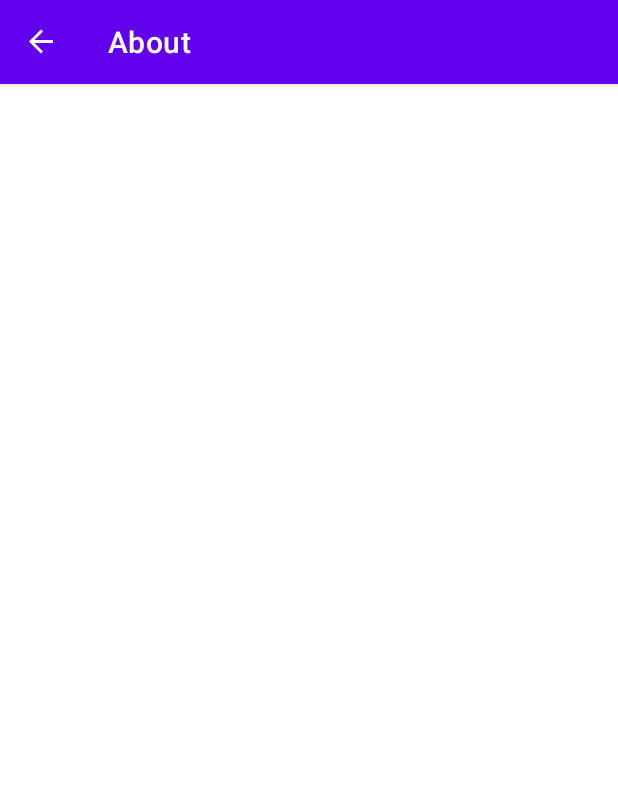
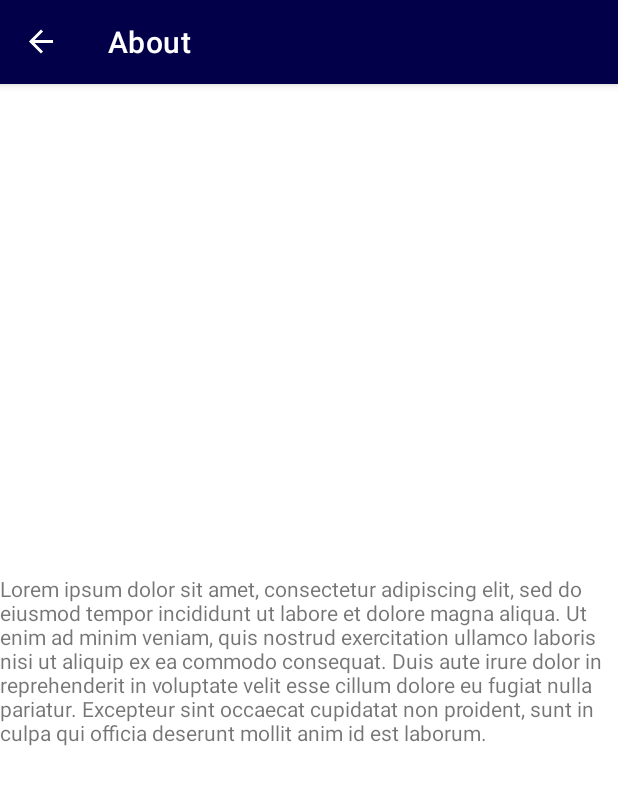
Before and after one commit to Ivandurann/TuneIn, an Android app: the screen it shows after launch (MainActivity), in the side drawer, after a tap on "About Us", on a phone screen of 412 x 824 dp. Shown: the top 785 px of the screen. Run offline under Robolectric (Android 15) with nearby library versions, the light colour scheme and no system bars; our stand-ins replace navigation-ui.

Commit message:
Minimos cambios

```diff
--- a/AUT2_03AplicacinFinalAndroid/app/src/main/res/layout/app_bar_main_obsoleto.xml
+++ b/AUT2_03AplicacinFinalAndroid/app/src/main/res/layout/app_bar_main_obsoleto.xml
@@ -14,7 +14,7 @@
             android:id="@+id/toolbar"
             android:layout_width="match_parent"
             android:layout_height="?attr/actionBarSize"
-            android:background="?attr/colorPrimary"
+            android:background="@color/DarkBlue"
             app:popupTheme="@style/Theme.TuneIn.PopupOverlay" />
 
     </com.google.android.material.appbar.AppBarLayout>
--- a/AUT2_03AplicacinFinalAndroid/app/src/main/res/layout/frag_view_about.xml
+++ b/AUT2_03AplicacinFinalAndroid/app/src/main/res/layout/frag_view_about.xml
@@ -6,4 +6,13 @@
     android:layout_height="match_parent"
     tools:context=".ui.aboutCode.AboutFragment">
 
+
+    <TextView
+        android:id="@+id/textView"
+        android:layout_width="wrap_content"
+        android:layout_height="wrap_content"
+        android:text="Lorem ipsum dolor sit amet, consectetur adipiscing elit, sed do eiusmod tempor incididunt ut labore et dolore magna aliqua. Ut enim ad minim veniam, quis nostrud exercitation ullamco laboris nisi ut aliquip ex ea commodo consequat. Duis aute irure dolor in reprehenderit in voluptate velit esse cillum dolore eu fugiat nulla pariatur. Excepteur sint occaecat cupidatat non proident, sunt in culpa qui officia deserunt mollit anim id est laborum."
+        app:layout_constraintBottom_toBottomOf="parent"
+        app:layout_constraintStart_toStartOf="parent"
+        app:layout_constraintTop_toTopOf="parent" />
 </androidx.constraintlayout.widget.ConstraintLayout>
```
